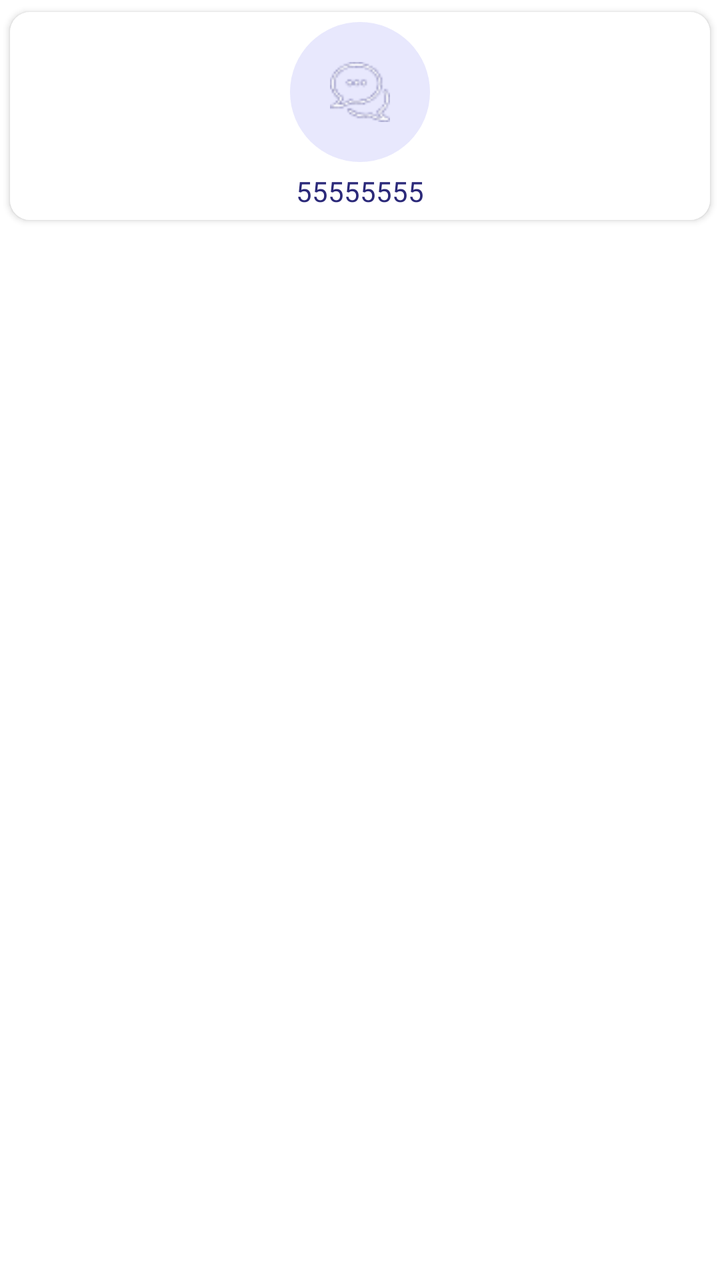
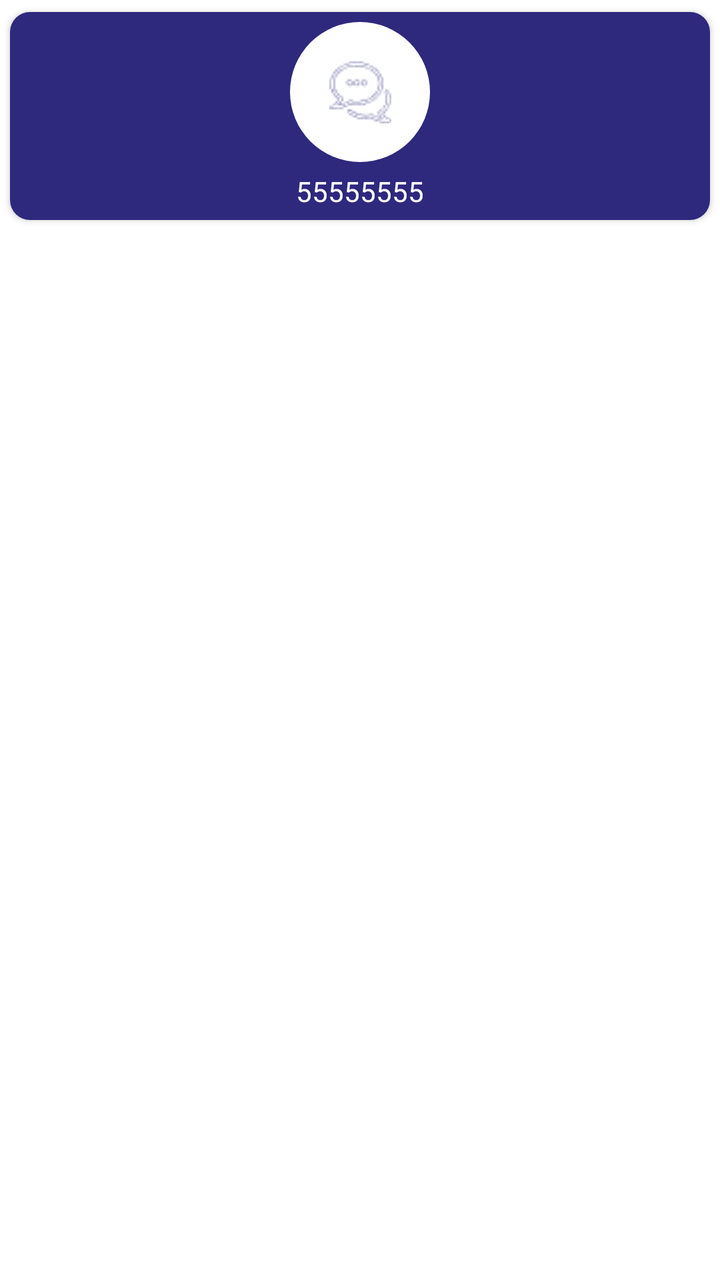

The first picture is an Android layout as it rendered before a commit; the second is the same layout after the commit. The layout source and the unified diff follow.
<!-- AndroidManifest.xml: application theme Theme.NewDesign -->
<!-- res/layout/item_layout_rvservices.xml -->
<?xml version="1.0" encoding="utf-8"?>
<androidx.constraintlayout.widget.ConstraintLayout xmlns:android="http://schemas.android.com/apk/res/android"
    android:layout_width="match_parent"
    android:layout_height="wrap_content"
    xmlns:app="http://schemas.android.com/apk/res-auto">

    <androidx.cardview.widget.CardView
        android:id="@+id/cardview"
        android:layout_width="match_parent"
        android:layout_height="wrap_content"
        app:cardCornerRadius="10dp"
        app:cardUseCompatPadding="true"
        android:background="@color/color_completeprofile"
        app:layout_constraintEnd_toEndOf="parent"
        app:layout_constraintStart_toStartOf="parent"
        app:layout_constraintTop_toTopOf="parent"

        >

        <androidx.constraintlayout.widget.ConstraintLayout
            android:id="@+id/layput_services"
            android:layout_width="match_parent"
            android:layout_height="match_parent"
            android:background="@color/white"
            android:padding="5dp"
            >

            <androidx.constraintlayout.widget.ConstraintLayout
                android:id="@+id/layout_uploadImage"
                android:layout_width="70dp"
                android:layout_height="70dp"
                android:background="@drawable/bg_circlemove"
                app:layout_constraintTop_toTopOf="parent"
                app:layout_constraintEnd_toEndOf="parent"
               app:layout_constraintStart_toStartOf="parent">

                <com.google.android.material.imageview.ShapeableImageView
                    android:id="@+id/iv_services"
                    android:layout_width="30dp"
                    android:layout_height="30dp"
                    android:adjustViewBounds="true"
                    android:src="@drawable/ic_chat"
                    app:layout_constraintBottom_toBottomOf="parent"
                    app:layout_constraintEnd_toEndOf="parent"
                    app:layout_constraintStart_toStartOf="parent"
                    app:layout_constraintTop_toTopOf="parent" />
            </androidx.constraintlayout.widget.ConstraintLayout>


            <TextView
                android:id="@+id/tv_serviceName"
                android:layout_width="wrap_content"
                android:layout_height="wrap_content"
                android:layout_marginTop="5dp"
                android:text="55555555"
                android:gravity="center"
                android:textAppearance="@style/TextAppearance.AppCompat.Headline"
                android:textColor="@color/blue"
                android:textSize="14sp"
                app:layout_constraintStart_toStartOf="parent"
                app:layout_constraintEnd_toEndOf="parent"
                app:layout_constraintTop_toBottomOf="@+id/layout_uploadImage" />





        </androidx.constraintlayout.widget.ConstraintLayout>

    </androidx.cardview.widget.CardView>
</androidx.constraintlayout.widget.ConstraintLayout>
<!-- resources referenced by this layout -->
<resources>
  <color name="blue">#2B2979</color>
  <color name="color_completeprofile">#E8E8FD</color>
  <color name="white">#FFFFFFFF</color>
  <!-- drawable bg_circlemove (drawable) -->
  <?xml version="1.0" encoding="utf-8"?>
  <shape xmlns:android="http://schemas.android.com/apk/res/android"
      android:shape="oval"
      >
  
      <size android:width="20dp" android:height="20dp"/>
      <solid android:color="@color/move"/>
  
  </shape>
  <!-- drawable ic_chat: png bitmap (drawable, 1329 bytes) -->
  <style name="Theme.NewDesign" parent="Theme.MaterialComponents.Light.NoActionBar">
          
          <item name="colorPrimary">@color/purple_500</item>
          <item name="colorPrimaryVariant">@color/purple_700</item>
          <item name="colorOnPrimary">@color/white</item>
          
          <item name="colorSecondary">#0639BA</item>
          <item name="colorSecondaryVariant">@color/teal_700</item>
          <item name="colorOnSecondary">@color/black</item>
          
          <item name="android:statusBarColor">?attr/colorPrimaryVariant</item>
          
      </style>
  <color name="move">#E8E8FD</color>
  <color name="purple_500">#AEB3BE</color>
  <color name="purple_700">#FF3700B3</color>
  <color name="teal_700">#FF018786</color>
  <color name="black">#FF000000</color>
</resources>

<!-- the commit's change to res/layout/item_layout_rvservices.xml (unified diff, before → after) -->
@@ -1,68 +1,67 @@
 <?xml version="1.0" encoding="utf-8"?>
 <androidx.constraintlayout.widget.ConstraintLayout xmlns:android="http://schemas.android.com/apk/res/android"
-    android:layout_width="match_parent"
-    android:layout_height="wrap_content"
-    xmlns:app="http://schemas.android.com/apk/res-auto">
+        xmlns:app="http://schemas.android.com/apk/res-auto"
+        android:layout_width="match_parent"
+        android:layout_height="wrap_content">
 
     <androidx.cardview.widget.CardView
-        android:id="@+id/cardview"
-        android:layout_width="match_parent"
-        android:layout_height="wrap_content"
-        app:cardCornerRadius="10dp"
-        app:cardUseCompatPadding="true"
-        android:background="@color/color_completeprofile"
-        app:layout_constraintEnd_toEndOf="parent"
-        app:layout_constraintStart_toStartOf="parent"
-        app:layout_constraintTop_toTopOf="parent"
+            android:id="@+id/cardview"
+            android:layout_width="match_parent"
+            android:layout_height="wrap_content"
+            app:cardCornerRadius="10dp"
+            app:cardUseCompatPadding="true"
+            android:background="@color/new_color"
+            app:layout_constraintEnd_toEndOf="parent"
+            app:layout_constraintStart_toStartOf="parent"
+            app:layout_constraintTop_toTopOf="parent"
 
-        >
+            >
 
         <androidx.constraintlayout.widget.ConstraintLayout
-            android:id="@+id/layput_services"
-            android:layout_width="match_parent"
-            android:layout_height="match_parent"
-            android:background="@color/white"
-            android:padding="5dp"
-            >
+                android:id="@+id/layput_services"
+                android:layout_width="match_parent"
+                android:layout_height="match_parent"
+                android:background="@color/new_color"
+                android:padding="5dp">
 
             <androidx.constraintlayout.widget.ConstraintLayout
-                android:id="@+id/layout_uploadImage"
-                android:layout_width="70dp"
-                android:layout_height="70dp"
-                android:background="@drawable/bg_circlemove"
-                app:layout_constraintTop_toTopOf="parent"
-                app:layout_constraintEnd_toEndOf="parent"
-               app:layout_constraintStart_toStartOf="parent">
+                    android:id="@+id/layout_uploadImage"
+                    android:layout_width="70dp"
+                    android:layout_height="70dp"
+                    android:background="@drawable/bg_circle_white"
+                    app:layout_constraintTop_toTopOf="parent"
+                    app:layout_constraintEnd_toEndOf="parent"
+                    app:layout_constraintStart_toStartOf="parent">
 
                 <com.google.android.material.imageview.ShapeableImageView
-                    android:id="@+id/iv_services"
-                    android:layout_width="30dp"
-                    android:layout_height="30dp"
-                    android:adjustViewBounds="true"
-                    android:src="@drawable/ic_chat"
-                    app:layout_constraintBottom_toBottomOf="parent"
-                    app:layout_constraintEnd_toEndOf="parent"
-                    app:layout_constraintStart_toStartOf="parent"
-                    app:layout_constraintTop_toTopOf="parent" />
+                        android:id="@+id/iv_services"
+                        android:layout_width="45dp"
+                        android:layout_height="42dp"
+                        android:adjustViewBounds="true"
+                        android:src="@drawable/ic_chat"
+                        android:scaleType="center"
+                        android:maxWidth="@dimen/_5sdp"
+                        android:fitsSystemWindows="true"
+                        app:layout_constraintBottom_toBottomOf="parent"
+                        app:layout_constraintEnd_toEndOf="parent"
+                        app:layout_constraintStart_toStartOf="parent"
+                        app:layout_constraintTop_toTopOf="parent" />
             </androidx.constraintlayout.widget.ConstraintLayout>
 
 
             <TextView
-                android:id="@+id/tv_serviceName"
-                android:layout_width="wrap_content"
-                android:layout_height="wrap_content"
-                android:layout_marginTop="5dp"
-                android:text="55555555"
-                android:gravity="center"
-                android:textAppearance="@style/TextAppearance.AppCompat.Headline"
-                android:textColor="@color/blue"
-                android:textSize="14sp"
-                app:layout_constraintStart_toStartOf="parent"
-                app:layout_constraintEnd_toEndOf="parent"
-                app:layout_constraintTop_toBottomOf="@+id/layout_uploadImage" />
-
-
-
+                    android:id="@+id/tv_serviceName"
+                    android:layout_width="wrap_content"
+                    android:layout_height="wrap_content"
+                    android:layout_marginTop="5dp"
+                    android:text="55555555"
+                    android:gravity="center"
+                    android:textAppearance="@style/TextAppearance.AppCompat.Headline"
+                    android:textColor="@color/white"
+                    android:textSize="14sp"
+                    app:layout_constraintStart_toStartOf="parent"
+                    app:layout_constraintEnd_toEndOf="parent"
+                    app:layout_constraintTop_toBottomOf="@+id/layout_uploadImage" />
 
 
         </androidx.constraintlayout.widget.ConstraintLayout>
<!-- resource entries referenced after the edit -->
@@ -1,16 +1,15 @@
 <!-- resources referenced by this layout -->
 <resources>
-  <color name="blue">#2B2979</color>
-  <color name="color_completeprofile">#E8E8FD</color>
+  <color name="new_color">#2e297d</color>
   <color name="white">#FFFFFFFF</color>
-  <!-- drawable bg_circlemove (drawable) -->
+  <!-- drawable bg_circle_white (drawable) -->
   <?xml version="1.0" encoding="utf-8"?>
   <shape xmlns:android="http://schemas.android.com/apk/res/android"
       android:shape="oval"
       >
   
       <size android:width="20dp" android:height="20dp"/>
-      <solid android:color="@color/move"/>
+      <solid android:color="@color/white"/>
   
   </shape>
   <!-- drawable ic_chat: png bitmap (drawable, 1329 bytes) -->
@@ -27,7 +26,6 @@
           <item name="android:statusBarColor">?attr/colorPrimaryVariant</item>
           
       </style>
-  <color name="move">#E8E8FD</color>
   <color name="purple_500">#AEB3BE</color>
   <color name="purple_700">#FF3700B3</color>
   <color name="teal_700">#FF018786</color>
